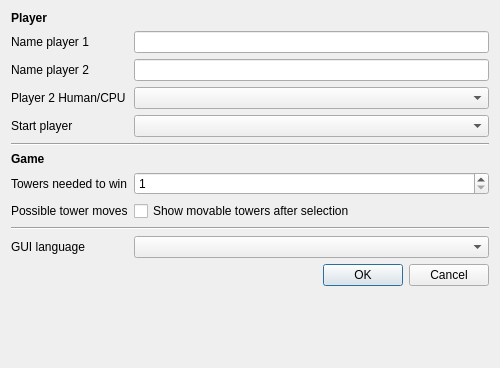
First picture: the form in CSettings.ui, repository ElTh0r0/stackandconquer, before the edit.
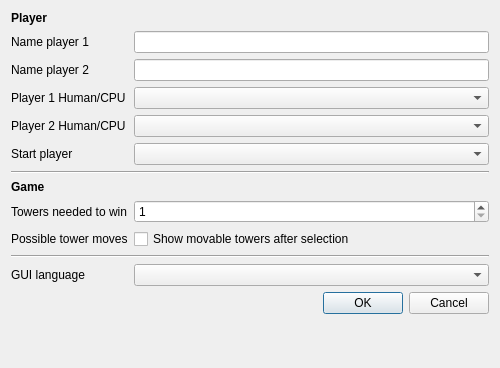
Second picture: the form after the edit.

```diff
--- a/CSettings.ui
+++ b/CSettings.ui
@@ -53,34 +53,34 @@
    <item row="2" column="1">
     <widget class="QLineEdit" name="leNameP2"/>
    </item>
-   <item row="3" column="0">
+   <item row="4" column="0">
     <widget class="QLabel" name="lblSelectP2">
      <property name="text">
       <string>Player 2 Human/CPU</string>
      </property>
     </widget>
    </item>
-   <item row="3" column="1">
+   <item row="4" column="1">
     <widget class="QComboBox" name="cbP2HumanCpu"/>
    </item>
-   <item row="4" column="0">
+   <item row="5" column="0">
     <widget class="QLabel" name="lblStartPlayer">
      <property name="text">
       <string>Start player</string>
      </property>
     </widget>
    </item>
-   <item row="4" column="1">
+   <item row="5" column="1">
     <widget class="QComboBox" name="cbStartPlayer"/>
    </item>
-   <item row="5" column="0" colspan="2">
+   <item row="6" column="0" colspan="2">
     <widget class="Line" name="line">
      <property name="orientation">
       <enum>Qt::Horizontal</enum>
      </property>
     </widget>
    </item>
-   <item row="6" column="0">
+   <item row="7" column="0">
     <widget class="QLabel" name="lblGame">
      <property name="font">
       <font>
@@ -93,14 +93,14 @@
      </property>
     </widget>
    </item>
-   <item row="7" column="0">
+   <item row="8" column="0">
     <widget class="QLabel" name="lblNumWin">
      <property name="text">
       <string>Towers needed to win</string>
      </property>
     </widget>
    </item>
-   <item row="7" column="1">
+   <item row="8" column="1">
     <widget class="QSpinBox" name="spinNumToWin">
      <property name="minimum">
       <number>1</number>
@@ -110,38 +110,38 @@
      </property>
     </widget>
    </item>
-   <item row="8" column="0">
+   <item row="9" column="0">
     <widget class="QLabel" name="lblShowPossible">
      <property name="text">
       <string>Possible tower moves</string>
      </property>
     </widget>
    </item>
-   <item row="8" column="1">
+   <item row="9" column="1">
     <widget class="QCheckBox" name="checkShowPossibleMoves">
      <property name="text">
       <string>Show movable towers after selection</string>
      </property>
     </widget>
    </item>
-   <item row="9" column="0" colspan="2">
+   <item row="10" column="0" colspan="2">
     <widget class="Line" name="line_2">
      <property name="orientation">
       <enum>Qt::Horizontal</enum>
      </property>
     </widget>
    </item>
-   <item row="10" column="0">
+   <item row="11" column="0">
     <widget class="QLabel" name="lblGuiLang">
      <property name="text">
       <string>GUI language</string>
      </property>
     </widget>
    </item>
-   <item row="10" column="1">
-    <widget class="QComboBox" name="cbGuiLanguage"/>
-   </item>
    <item row="11" column="1">
+    <widget class="QComboBox" name="cbGuiLanguage"/>
+   </item>
+   <item row="12" column="1">
     <widget class="QDialogButtonBox" name="buttonBox">
      <property name="orientation">
       <enum>Qt::Horizontal</enum>
@@ -151,6 +151,16 @@
      </property>
     </widget>
    </item>
+   <item row="3" column="0">
+    <widget class="QLabel" name="lblSelectP1">
+     <property name="text">
+      <string>Player 1 Human/CPU</string>
+     </property>
+    </widget>
+   </item>
+   <item row="3" column="1">
+    <widget class="QComboBox" name="cbP1HumanCpu"/>
+   </item>
   </layout>
  </widget>
  <resources/>
```
